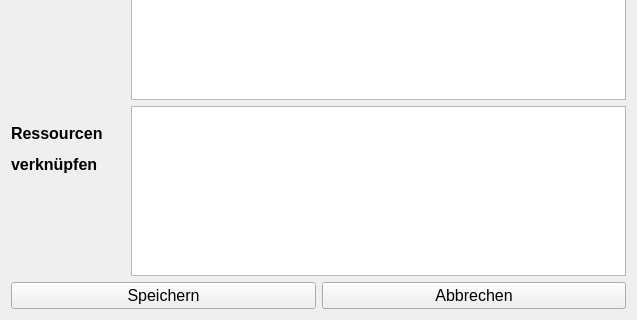
This is app/view/exercise_widget.ui in UltimateCuB3R/DLMCSPSE01_D as Qt 5 draws it before an edit; both pictures show x 0 to 637 and y 385 to 705 of the 637 by 705 pixel window. The edited form follows.
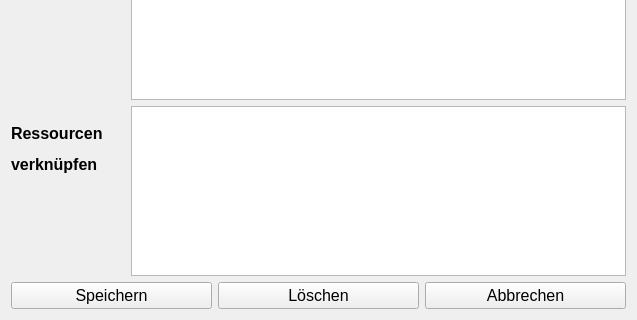
This is the edited form.

Commit message: Sprint 5-3: small bugfix in data.py regarding deletion of an entry added delete button to all entry widgets connected delete buttons to the corresponding method reload all table widgets on the main screen on revert fixed a bug for relation table widgets on display mode to be scrollable

The edit to the form file:
```diff
--- a/app/view/exercise_widget.ui
+++ b/app/view/exercise_widget.ui
@@ -245,6 +245,18 @@
        </property>
       </widget>
      </item>
+     <item>
+      <widget class="QPushButton" name="pushButton_delete">
+       <property name="font">
+        <font>
+         <pointsize>12</pointsize>
+        </font>
+       </property>
+       <property name="text">
+        <string>Löschen</string>
+       </property>
+      </widget>
+     </item>
      <item>
       <widget class="QPushButton" name="pushButton_cancel">
        <property name="font">
```
The commit also changes 7 other files.
